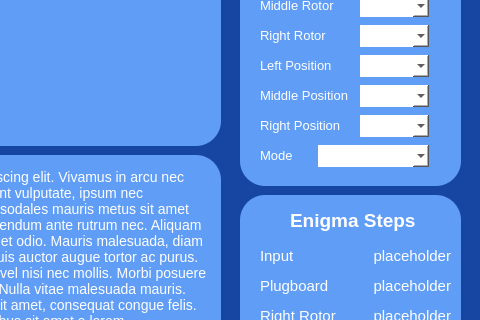
Before: the Qt Designer form src/gui.ui in Marthenn/enigma-m3, drawn with Qt 5; both pictures show x 320 to 800 and y 195 to 515 of the 800 by 800 pixel window.
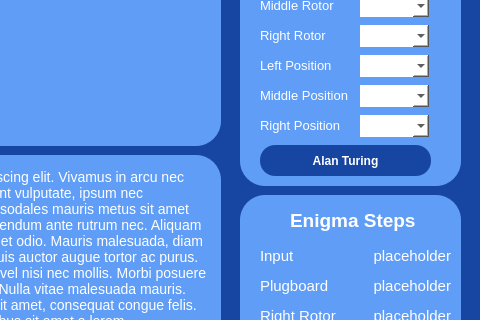
After: the same form once the commit is applied.

Commit message: feat: add alan turing button

Patch:
```diff
--- a/src/gui.ui
+++ b/src/gui.ui
@@ -304,41 +304,6 @@
       <string>Left Position</string>
      </property>
     </widget>
-    <widget class="QLabel" name="label_7">
-     <property name="geometry">
-      <rect>
-       <x>20</x>
-       <y>230</y>
-       <width>61</width>
-       <height>21</height>
-      </rect>
-     </property>
-     <property name="font">
-      <font>
-       <family>Segoe UI</family>
-       <pointsize>10</pointsize>
-      </font>
-     </property>
-     <property name="styleSheet">
-      <string notr="true">color: white</string>
-     </property>
-     <property name="text">
-      <string>Mode</string>
-     </property>
-    </widget>
-    <widget class="QComboBox" name="mode">
-     <property name="geometry">
-      <rect>
-       <x>78</x>
-       <y>230</y>
-       <width>111</width>
-       <height>22</height>
-      </rect>
-     </property>
-     <property name="styleSheet">
-      <string notr="true">background-color: white</string>
-     </property>
-    </widget>
     <widget class="QLabel" name="setting_header_3">
      <property name="geometry">
       <rect>
@@ -363,6 +328,33 @@
       <string>Rotors Setting</string>
      </property>
     </widget>
+    <widget class="QPushButton" name="turingButton">
+     <property name="geometry">
+      <rect>
+       <x>20</x>
+       <y>230</y>
+       <width>171</width>
+       <height>31</height>
+      </rect>
+     </property>
+     <property name="font">
+      <font>
+       <pointsize>9</pointsize>
+       <weight>75</weight>
+       <bold>true</bold>
+      </font>
+     </property>
+     <property name="styleSheet">
+      <string notr="true">color: white;
+background-color: #1746A2;
+border: none;
+border-radius: 15px;
+padding: 8px;</string>
+     </property>
+     <property name="text">
+      <string>Alan Turing</string>
+     </property>
+    </widget>
    </widget>
    <widget class="QFrame" name="input">
     <property name="geometry">
```
The commit also changes 1 other file.
